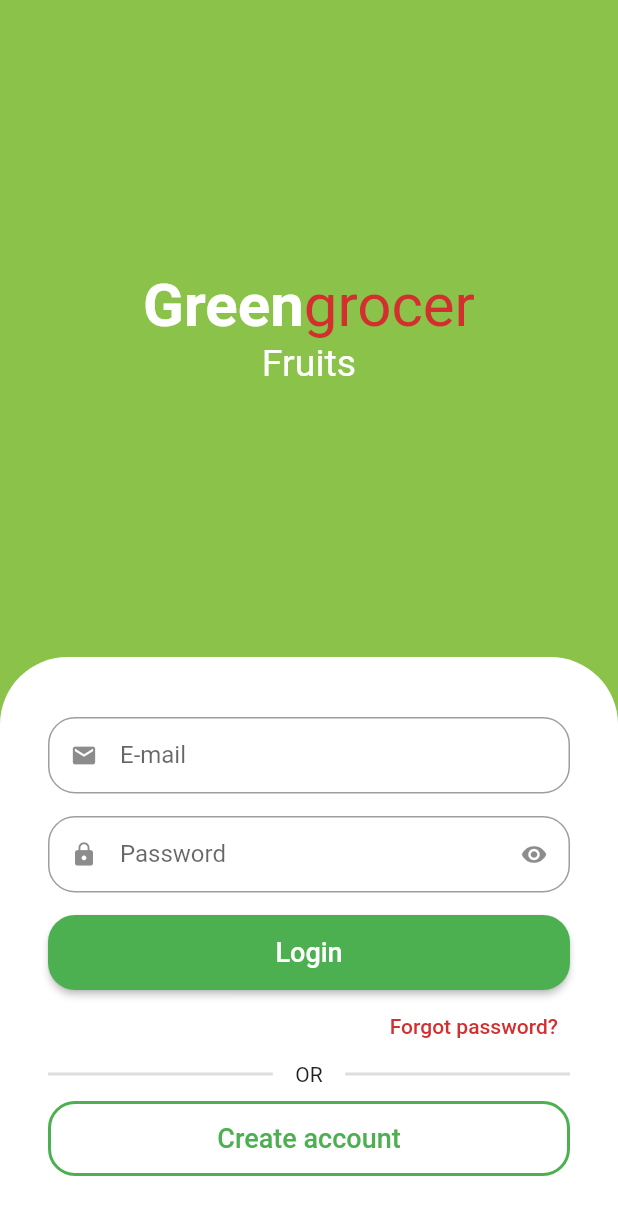
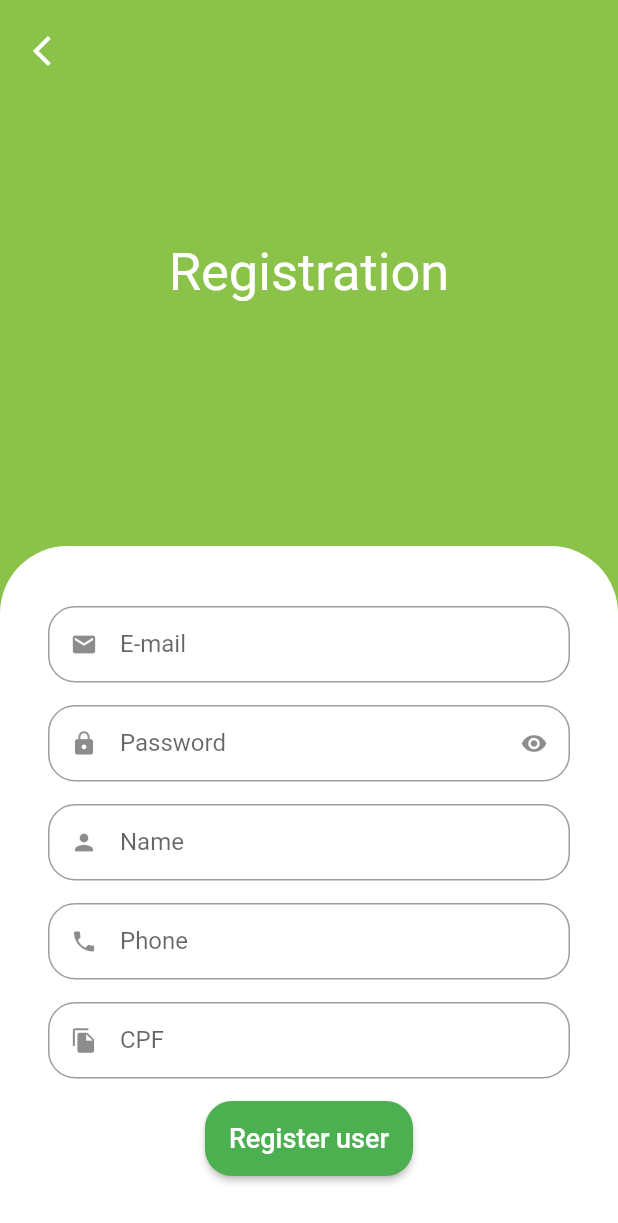
Before and after one commit to KetlenCamille/greengrocer, a Flutter app: the screen it shows after launch, after a tap on "Create account", on a phone screen of 412 x 824 dp. Shown: the top 1223 px of the screen. Run offline on Flutter 3.47's test engine with Material 2 defaults, Android fonts, the phone set to English and light mode, and no system bars; drawn by our look-alikes of animated_text_kit; our stand-ins replace mask_text_input_formatter.

Commit message:
Creating Sign Up screen

```diff
--- a/lib/src/auth/components/custom_text_field.dart
+++ b/lib/src/auth/components/custom_text_field.dart
@@ -1,15 +1,18 @@
 import 'package:flutter/material.dart';
+import 'package:flutter/services.dart';
 
 class CustomTextField extends StatefulWidget {
   final IconData icon;
   final String label;
   final bool isSecret;
+  final List<TextInputFormatter>? inputFormatters;
 
   const CustomTextField({
     super.key,
     required this.icon,
     required this.label,
     this.isSecret = false,
+    this.inputFormatters,
   });
 
   @override
@@ -29,6 +32,7 @@ class _CustomTextFieldState extends State<CustomTextField> {
     return Padding(
       padding: const EdgeInsets.only(bottom: 15),
       child: TextFormField(
+        inputFormatters: widget.inputFormatters,
         obscureText: isObscure,
         decoration: InputDecoration(
           prefixIcon: Icon(widget.icon),
--- /dev/null
+++ b/lib/src/auth/components/sign_up_screen.dart
@@ -0,0 +1,119 @@
+import 'package:flutter/material.dart';
+import 'package:greengrocer/src/auth/components/custom_text_field.dart';
+import 'package:greengrocer/src/config/custom_colors.dart';
+import 'package:mask_text_input_formatter/mask_text_input_formatter.dart';
+
+class SignUpScreen extends StatelessWidget {
+  SignUpScreen({Key? key}) : super(key: key);
+
+  final cpf_formatter = MaskTextInputFormatter(
+    mask: '###.###.###-##',
+    filter: {
+      '#': RegExp(r'[0-9]'),
+    },
+  );
+
+  final phone_formatter = MaskTextInputFormatter(
+    mask: '(##) #####-####',
+    filter: {
+      '#': RegExp(r'[0-9]'),
+    },
+  );
+
+  @override
+  Widget build(BuildContext context) {
+    final size = MediaQuery.of(context).size;
+    return Scaffold(
+      backgroundColor: CustomColors.customSwatchColor,
+      body: SingleChildScrollView(
+        child: SizedBox(
+          height: size.height,
+          width: size.width,
+          child: Stack(
+            children: [
+              Column(
+                crossAxisAlignment: CrossAxisAlignment.stretch,
+                children: [
+                  const Expanded(
+                    child: Center(
+                      child: Text(
+                        'Registration',
+                        style: TextStyle(
+                          color: Colors.white,
+                          fontSize: 35,
+                        ),
+                      ),
+                    ),
+                  ),
+                  Container(
+                    padding: const EdgeInsets.symmetric(
+                        horizontal: 32, vertical: 40),
+                    decoration: const BoxDecoration(
+                      color: Colors.white,
+                      borderRadius: BorderRadius.vertical(
+                        top: Radius.circular(45),
+                      ),
+                    ),
+                    child: Column(
+                      children: [
+                        const CustomTextField(
+                            icon: Icons.email, label: 'E-mail'),
+                        const CustomTextField(
+                            icon: Icons.lock,
+                            label: 'Password',
+                            isSecret: true),
+                        const CustomTextField(
+                            icon: Icons.person, label: 'Name'),
+                        CustomTextField(
+                            icon: Icons.phone,
+                            label: 'Phone',
+                            inputFormatters: [phone_formatter]),
+                        CustomTextField(
+                          icon: Icons.file_copy,
+                          label: 'CPF',
+                          inputFormatters: [cpf_formatter],
+                        ),
+                        SizedBox(
+                          height: 50,
+                          child: ElevatedButton(
+                            style: ElevatedButton.styleFrom(
+                              shape: RoundedRectangleBorder(
+                                borderRadius: BorderRadius.circular(18),
+                              ),
+                            ),
+                            onPressed: () {},
+                            child: const Text(
+                              'Register user',
+                              style: TextStyle(
+                                fontSize: 18,
+                              ),
+                            ),
+                          ),
+                        ),
+                      ],
+                    ),
+                  ),
+                ],
+              ),
+              Positioned(
+                left: 10,
+                top: 10,
+                child: SafeArea(
+                  child: IconButton(
+                    onPressed: () {
+                      Navigator.of(context).pop();
+                    },
+                    color: Colors.white,
+                    icon: const Icon(
+                      Icons.arrow_back_ios,
+                    ),
+                  ),
+                ),
+              )
+            ],
+          ),
+        ),
+      ),
+    );
+  }
+}
--- a/lib/src/auth/sign_in_screen.dart
+++ b/lib/src/auth/sign_in_screen.dart
@@ -1,5 +1,6 @@
 import 'package:animated_text_kit/animated_text_kit.dart';
 import 'package:flutter/material.dart';
+import 'package:greengrocer/src/auth/components/sign_up_screen.dart';
 import 'package:greengrocer/src/config/custom_colors.dart';
 
 import 'components/custom_text_field.dart';
@@ -152,7 +153,13 @@ class SignInScreen extends StatelessWidget {
                             color: Colors.green,
                           ),
                         ),
-                        onPressed: () {},
+                        onPressed: () {
+                          Navigator.of(context).push(
+                            MaterialPageRoute(builder: (c) {
+                              return SignUpScreen();
+                            }),
+                          );
+                        },
                         child: const Text(
                           'Create account',
                           style: TextStyle(fontSize: 18),
--- a/pubspec.yaml
+++ b/pubspec.yaml
@@ -37,6 +37,7 @@ dependencies:
   # Use with the CupertinoIcons class for iOS style icons.
   cupertino_icons: ^1.0.2
   animated_text_kit: ^4.2.2
+  mask_text_input_formatter: ^2.4.0
 
 dev_dependencies:
   flutter_test:
```
Also changed, not shown: pubspec.lock.
